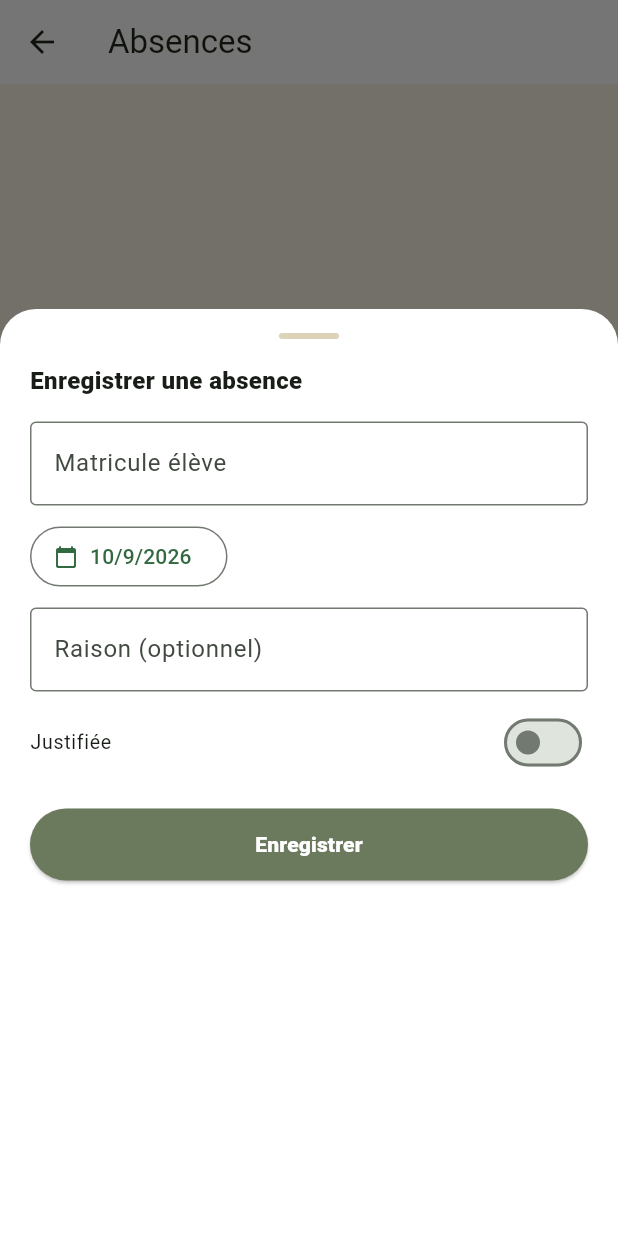
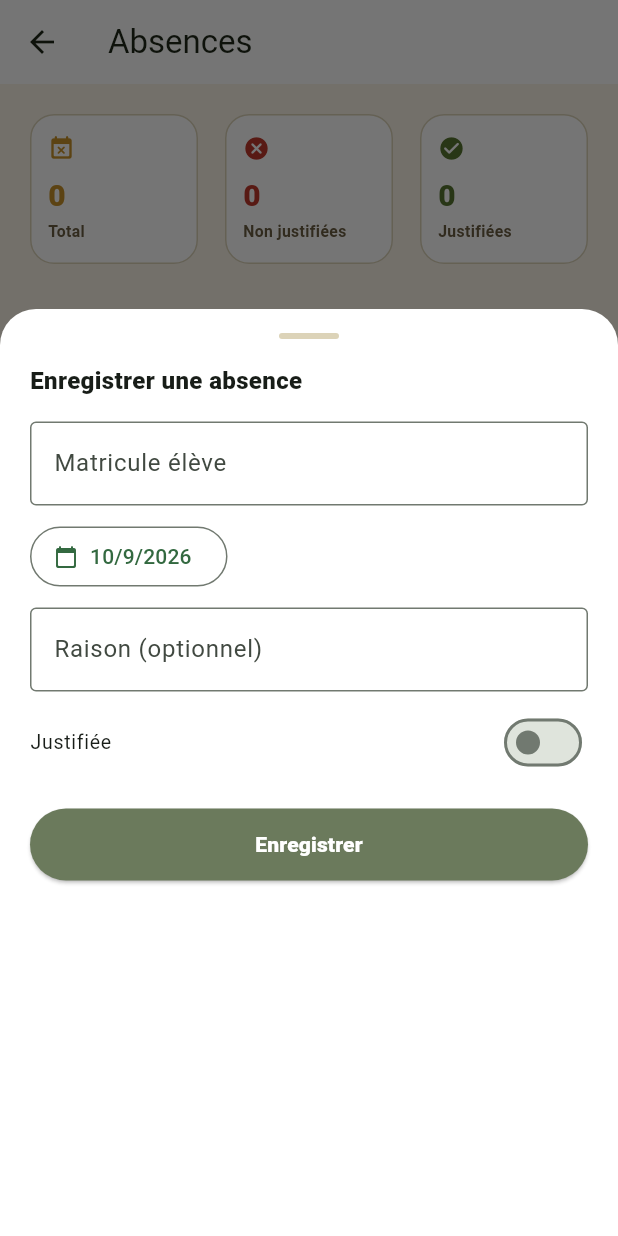
Before and after one commit to koarejustin/campus, a Flutter app: the SurveillantAbsencesScreen screen opened directly, after a tap on "Enregistrer", on a phone screen of 412 x 824 dp. Run offline on Flutter 3.47's test engine with Material 3 defaults, Android fonts, the phone set to English and light mode, and no system bars; drawn by our look-alikes of flutter_animate; our stand-ins replace file_picker, firebase_core, firebase_messaging, fl_chart, image_picker, shared_preferences and 1 more; missing offline and left inert: dart:html; accounts and stored records are empty; network calls fail.

Commit message:
Ajoute un ecran Repartition par classe et des compteurs sur Absences (Flutter)
- Nouvel ecran "Repartition par classe" accessible depuis Plus, memes
  donnees que la carte du tableau de bord (stats.repartition_classes)
  mais dediees a une vraie page avec le detail complet, pas juste un
  resume dans une bottom sheet.
- Ajoute 3 cartes de compteur (Total / Non justifiees / Justifiees) en
  haut de l'ecran Absences (Direction/Surveillant), qui n'avait aucun
  recapitulatif contrairement a l'ecran Absences cote eleve. Calcule
  cote client a partir de la liste deja chargee, sans appel API
  supplementaire.

Co-Authored-By: Claude Sonnet 5 <noreply@anthropic.com>

```diff
--- a/mobile/lib/screens/direction/direction_plus_screen.dart
+++ b/mobile/lib/screens/direction/direction_plus_screen.dart
@@ -6,6 +6,7 @@ import '../surveillant/surveillant_convocations_screen.dart';
 import '../surveillant/surveillant_cahiers_screen.dart';
 import '../surveillant/surveillant_annonces_screen.dart';
 import 'direction_edt_screen.dart';
+import 'direction_repartition_screen.dart';
 import 'direction_profs_screen.dart';
 import 'direction_parents_screen.dart';
 import 'direction_alumni_screen.dart';
@@ -43,6 +44,7 @@ class DirectionPlusScreen extends StatelessWidget {
   static final _items = <_PlusItem>[
     _PlusItem('Convocations', Icons.mail_rounded, kAmber, (_) => const SurveillantConvocationsScreen()),
     _PlusItem('Emploi du temps', Icons.calendar_month_rounded, kIndigo, (_) => const DirectionEdtScreen()),
+    _PlusItem('Répartition par classe', Icons.class_rounded, kParentGradient.colors.first, (_) => const DirectionRepartitionScreen()),
     _PlusItem('Cahiers de texte', Icons.menu_book_rounded, kGreen, (_) => const SurveillantCahiersScreen()),
     _PlusItem('Corps enseignant', Icons.co_present_rounded, kGreen, (_) => const DirectionProfsScreen(), directionOnly: true),
     _PlusItem('Parents', Icons.family_restroom_rounded, kParentGradient.colors.first, (_) => const DirectionParentsScreen(), directionOnly: true),
--- a/mobile/lib/screens/surveillant/surveillant_absences_screen.dart
+++ b/mobile/lib/screens/surveillant/surveillant_absences_screen.dart
@@ -14,6 +14,9 @@ class SurveillantAbsencesScreen extends StatefulWidget {
 class _SurveillantAbsencesScreenState extends State<SurveillantAbsencesScreen> {
   bool _loading = true;
   List<dynamic> _absences = [];
+
+  int get _nbNonJustifiees => _absences.where((a) => a['justifiee'] != true).length;
+  int get _nbJustifiees => _absences.where((a) => a['justifiee'] == true).length;
 
   @override
   void initState() {
@@ -88,14 +91,38 @@ class _SurveillantAbsencesScreenState extends State<SurveillantAbsencesScreen> {
       ),
       body: _loading
           ? const Padding(padding: EdgeInsets.all(16), child: SkeletonList(count: 8, itemHeight: 76))
-          : _absences.isEmpty
-              ? const Center(child: Text('Aucune absence enregistrée', style: TextStyle(color: kTextGray)))
           : RefreshIndicator(
               onRefresh: _load,
-                  child: ListView.builder(
+              child: ListView(
                 padding: const EdgeInsets.fromLTRB(16, 16, 16, 90),
-                    itemCount: _absences.length,
-                    itemBuilder: (context, i) {
+                children: [
+                  Row(
+                    children: [
+                      Expanded(
+                        child: _CountCard(label: 'Total', value: _absences.length, color: kAmber, icon: Icons.event_busy_rounded)
+                            .animate().fadeIn(duration: 300.ms).slideY(begin: 0.2, end: 0, curve: Curves.easeOutCubic),
+                      ),
+                      const SizedBox(width: 10),
+                      Expanded(
+                        child: _CountCard(label: 'Non justifiées', value: _nbNonJustifiees, color: kRed, icon: Icons.cancel_rounded)
+                            .animate(delay: 60.ms).fadeIn(duration: 300.ms).slideY(begin: 0.2, end: 0, curve: Curves.easeOutCubic),
+                      ),
+                      const SizedBox(width: 10),
+                      Expanded(
+                        child: _CountCard(label: 'Justifiées', value: _nbJustifiees, color: kGreen, icon: Icons.check_circle_rounded)
+                            .animate(delay: 120.ms).fadeIn(duration: 300.ms).slideY(begin: 0.2, end: 0, curve: Curves.easeOutCubic),
+                      ),
+                    ],
+                  ),
+                  const SizedBox(height: 16),
+                  if (_absences.isEmpty)
+                    const Padding(
+                      padding: EdgeInsets.symmetric(vertical: 40),
+                      child: Center(child: Text('Aucune absence enregistrée', style: TextStyle(color: kTextGray))),
+                    )
+                  else
+                    for (int i = 0; i < _absences.length; i++)
+                      Builder(builder: (context) {
                         final a = _absences[i];
                         final justifiee = a['justifiee'] == true;
                         return Dismissible(
@@ -127,8 +154,41 @@ class _SurveillantAbsencesScreenState extends State<SurveillantAbsencesScreen> {
                               ),
                             ),
                           ),
-                      ).animate().fadeIn(delay: (i * 40).ms, duration: 220.ms);
-                    },
+                        ).animate().fadeIn(delay: (180 + i * 40).ms, duration: 220.ms);
+                      }),
+                ],
+              ),
+            ),
+    );
+  }
+}
+
+class _CountCard extends StatelessWidget {
+  final String label;
+  final int value;
+  final Color color;
+  final IconData icon;
+  const _CountCard({required this.label, required this.value, required this.color, required this.icon});
+
+  @override
+  Widget build(BuildContext context) {
+    return Card(
+      child: Padding(
+        padding: const EdgeInsets.symmetric(horizontal: 12, vertical: 14),
+        child: Column(
+          crossAxisAlignment: CrossAxisAlignment.start,
+          children: [
+            Icon(icon, color: color, size: 18),
+            const SizedBox(height: 8),
+            TweenAnimationBuilder<double>(
+              tween: Tween(begin: 0, end: value.toDouble()),
+              duration: 700.ms,
+              curve: Curves.easeOutCubic,
+              builder: (context, v, _) => Text('${v.round()}', style: TextStyle(fontSize: 20, fontWeight: FontWeight.w900, color: color)),
+            ),
+            const SizedBox(height: 2),
+            Text(label, style: const TextStyle(fontSize: 10.5, color: kTextGray, fontWeight: FontWeight.w600)),
+          ],
         ),
       ),
     );
```
Also changed, not shown: mobile/lib/screens/direction/direction_repartition_screen.dart (added, +117 -0 lines). Lines whose indentation alone changed are shown as unchanged.
